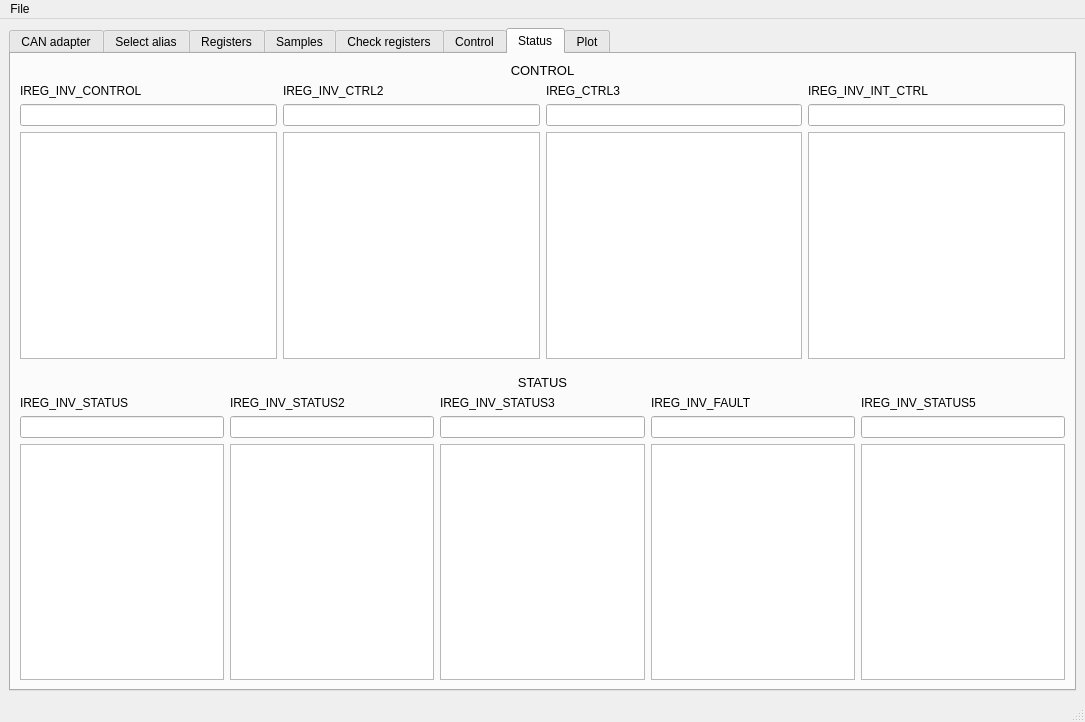
Above: mainwindow.ui from totktobroditvokrug/EL205-QT before the change. Below: the same form after it.
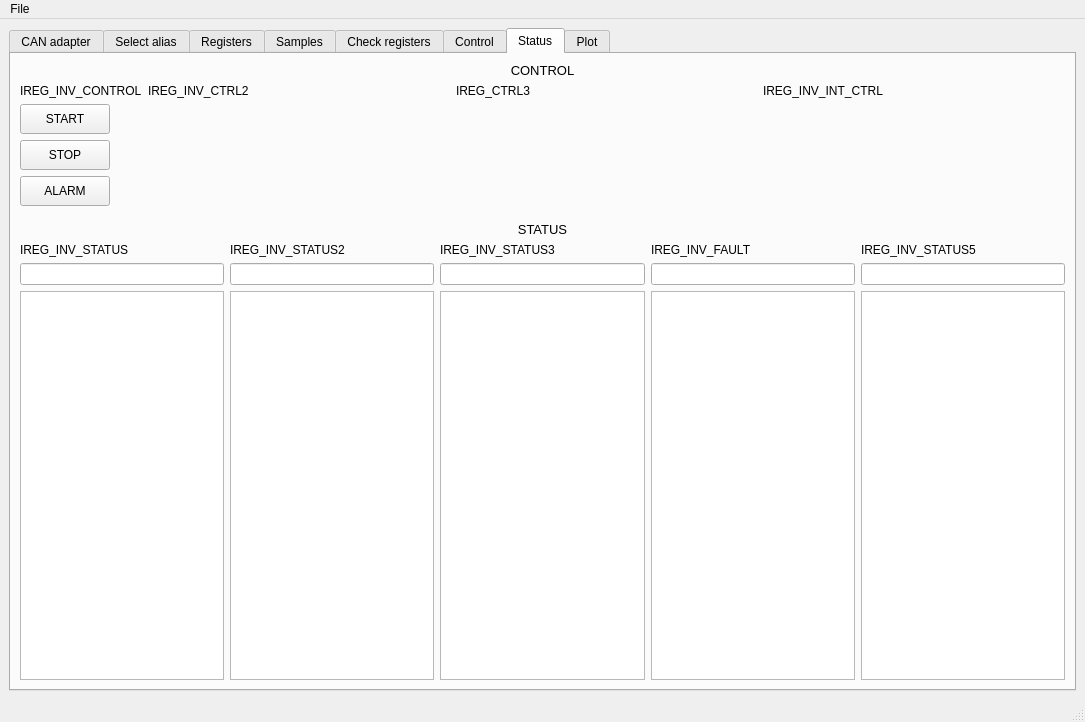
That is the form after the change. The open tabs and pages were chosen to show the change. Custom widgets are drawn as their Qt base class.

```diff
--- a/mainwindow.ui
+++ b/mainwindow.ui
@@ -36,7 +36,7 @@
        </size>
       </property>
       <property name="currentIndex">
-       <number>5</number>
+       <number>6</number>
       </property>
       <widget class="QWidget" name="tab_adapter">
        <attribute name="title">
@@ -936,7 +936,7 @@
                   <number>44</number>
                  </property>
                  <item>
-                  <widget class="QPushButton" name="pushButton_startInv">
+                  <widget class="QPushButton" name="pushButton_startInv_panel">
                    <property name="sizePolicy">
                     <sizepolicy hsizetype="Fixed" vsizetype="Fixed">
                      <horstretch>0</horstretch>
@@ -962,7 +962,7 @@
                   </widget>
                  </item>
                  <item>
-                  <widget class="QPushButton" name="pushButton_stopInv">
+                  <widget class="QPushButton" name="pushButton_stopInv_panel">
                    <property name="sizePolicy">
                     <sizepolicy hsizetype="Fixed" vsizetype="Fixed">
                      <horstretch>0</horstretch>
@@ -988,7 +988,7 @@
                   </widget>
                  </item>
                  <item>
-                  <widget class="QPushButton" name="pushButton_alarmInv">
+                  <widget class="QPushButton" name="pushButton_alarmInv_panel">
                    <property name="sizePolicy">
                     <sizepolicy hsizetype="Fixed" vsizetype="Fixed">
                      <horstretch>0</horstretch>
@@ -1290,6 +1290,51 @@
           <property name="bottomMargin">
            <number>10</number>
           </property>
+          <item row="0" column="1">
+           <widget class="QLabel" name="label_ctrl_2">
+            <property name="sizePolicy">
+             <sizepolicy hsizetype="Preferred" vsizetype="Preferred">
+              <horstretch>0</horstretch>
+              <verstretch>0</verstretch>
+             </sizepolicy>
+            </property>
+            <property name="text">
+             <string>IREG_INV_CTRL2</string>
+            </property>
+           </widget>
+          </item>
+          <item row="0" column="0">
+           <widget class="QLabel" name="label_ctrl">
+            <property name="sizePolicy">
+             <sizepolicy hsizetype="Preferred" vsizetype="Preferred">
+              <horstretch>0</horstretch>
+              <verstretch>0</verstretch>
+             </sizepolicy>
+            </property>
+            <property name="text">
+             <string>IREG_INV_CONTROL</string>
+            </property>
+           </widget>
+          </item>
+          <item row="1" column="0">
+           <widget class="QPushButton" name="pushButton_startInv">
+            <property name="sizePolicy">
+             <sizepolicy hsizetype="Fixed" vsizetype="Fixed">
+              <horstretch>0</horstretch>
+              <verstretch>0</verstretch>
+             </sizepolicy>
+            </property>
+            <property name="minimumSize">
+             <size>
+              <width>90</width>
+              <height>30</height>
+             </size>
+            </property>
+            <property name="text">
+             <string>START</string>
+            </property>
+           </widget>
+          </item>
           <item row="0" column="3">
            <widget class="QLabel" name="label_ctrl_int">
             <property name="text">
@@ -1297,9 +1342,6 @@
             </property>
            </widget>
           </item>
-          <item row="2" column="1">
-           <widget class="QTextEdit" name="textEdit_ctrl_2"/>
-          </item>
           <item row="0" column="2">
            <widget class="QLabel" name="label_ctrl_3">
             <property name="text">
@@ -1307,50 +1349,41 @@
             </property>
            </widget>
           </item>
-          <item row="1" column="0">
-           <widget class="QLineEdit" name="lineEdit_ctrl"/>
-          </item>
-          <item row="1" column="2">
-           <widget class="QLineEdit" name="lineEdit_ctrl_3"/>
-          </item>
-          <item row="2" column="2">
-           <widget class="QTextEdit" name="textEdit_ctrl_3"/>
-          </item>
-          <item row="0" column="1">
-           <widget class="QLabel" name="label_ctrl_2">
+          <item row="3" column="0">
+           <widget class="QPushButton" name="pushButton_alarmInv">
             <property name="sizePolicy">
-             <sizepolicy hsizetype="Preferred" vsizetype="Preferred">
+             <sizepolicy hsizetype="Fixed" vsizetype="Fixed">
               <horstretch>0</horstretch>
               <verstretch>0</verstretch>
              </sizepolicy>
             </property>
+            <property name="minimumSize">
+             <size>
+              <width>90</width>
+              <height>30</height>
+             </size>
+            </property>
             <property name="text">
-             <string>IREG_INV_CTRL2</string>
+             <string>ALARM</string>
             </property>
            </widget>
           </item>
           <item row="2" column="0">
-           <widget class="QTextEdit" name="textEdit_ctrl"/>
-          </item>
-          <item row="1" column="1">
-           <widget class="QLineEdit" name="lineEdit_ctrl_2"/>
-          </item>
-          <item row="2" column="3">
-           <widget class="QTextEdit" name="textEdit_ctrl_int"/>
-          </item>
-          <item row="1" column="3">
-           <widget class="QLineEdit" name="lineEdit_ctrl_int"/>
-          </item>
-          <item row="0" column="0">
-           <widget class="QLabel" name="label_ctrl">
+           <widget class="QPushButton" name="pushButton_stopInv">
             <property name="sizePolicy">
-             <sizepolicy hsizetype="Preferred" vsizetype="Preferred">
+             <sizepolicy hsizetype="Fixed" vsizetype="Fixed">
               <horstretch>0</horstretch>
               <verstretch>0</verstretch>
              </sizepolicy>
             </property>
+            <property name="minimumSize">
+             <size>
+              <width>90</width>
+              <height>30</height>
+             </size>
+            </property>
             <property name="text">
-             <string>IREG_INV_CONTROL</string>
+             <string>STOP</string>
             </property>
            </widget>
           </item>
```
